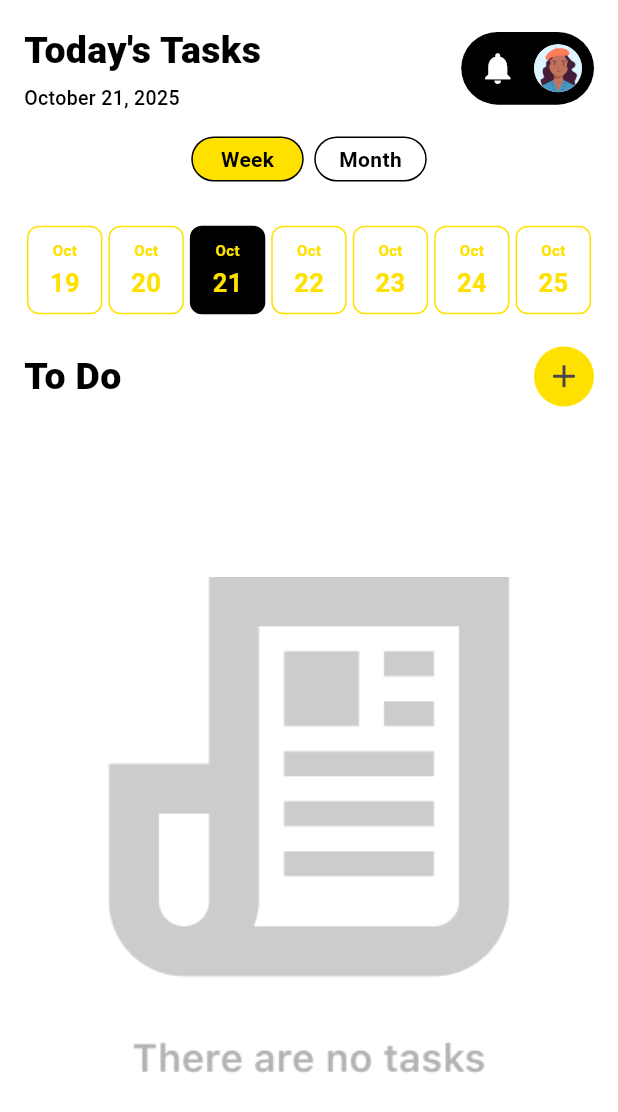
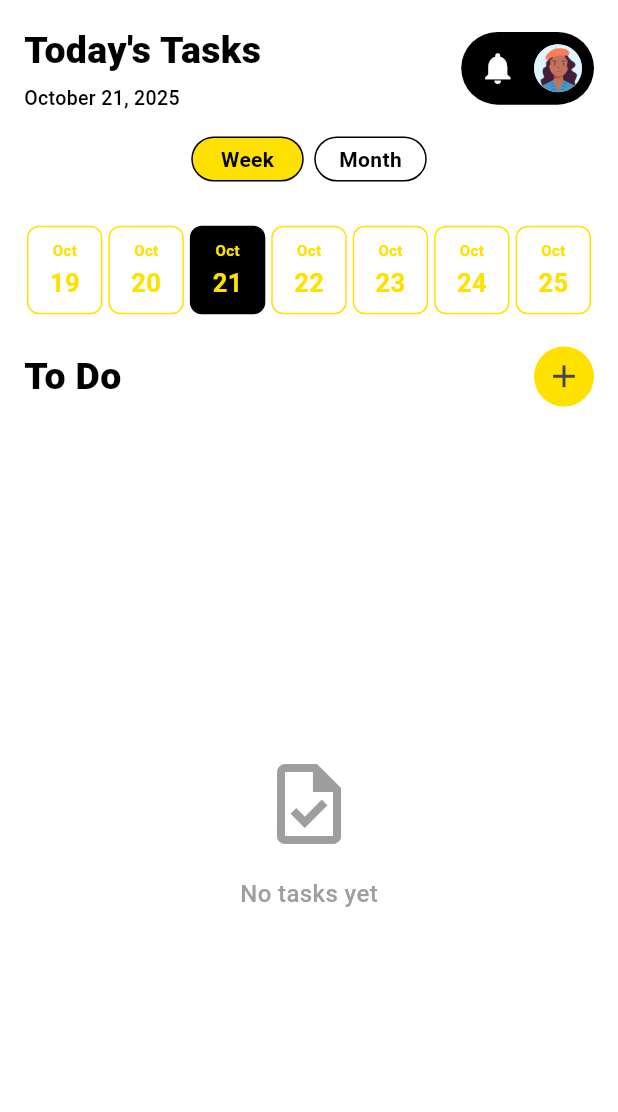
Before and after one commit to dipwaaaa/Orient, a Flutter app: the TaskScreen screen opened directly, on a phone screen of 412 x 824 dp. Shown: the top 1112 px of the screen. Run offline on Flutter 3.47's test engine with Material 3 defaults, Android fonts, the light colour scheme and no system bars; our stand-ins replace cloud_firestore, file_picker, firebase_auth, firebase_core, firebase_storage, google_sign_in and 1 more; missing offline and left inert: encrypt; accounts and stored records are empty; generated files the repository leaves out were written again; Roboto replaces fonts that are missing (SF Pro).

Commit message:
perbaiki task screen

```diff
--- a/lib/screen/home/task/TaskPageScreen.dart
+++ b/lib/screen/home/task/TaskPageScreen.dart
@@ -8,8 +8,8 @@ import '../../../service/auth_service.dart';
 import 'package:intl/intl.dart';
 
 class TaskScreen extends StatefulWidget {
-  final String? eventId; // Tambahkan parameter eventId
-  final String? eventName; // Tambahkan parameter eventName (optional)
+  final String? eventId;
+  final String? eventName;
 
   const TaskScreen({super.key, this.eventId, this.eventName});
 
@@ -23,8 +23,8 @@ class _TaskScreenState extends State<TaskScreen> {
   final FirebaseFirestore _firestore = FirebaseFirestore.instance;
 
   String _username = 'User';
-  String? _selectedEventId; // Simpan eventId yang dipilih
-  String _selectedEventName = ''; // Simpan nama event
+  String? _selectedEventId;
+  String _selectedEventName = '';
   bool _isWeekView = true;
   DateTime _selectedDate = DateTime.now();
   DateTime _currentMonth = DateTime.now();
@@ -34,11 +34,11 @@ class _TaskScreenState extends State<TaskScreen> {
   @override
   void initState() {
     super.initState();
-    _selectedEventId = widget.eventId; // Ambil eventId dari parameter
-    _selectedEventName = widget.eventName ?? ''; // Ambil eventName dari parameter
+    _selectedEventId = widget.eventId;
+    _selectedEventName = widget.eventName ?? '';
     _loadUserData();
     if (_selectedEventId != null && _selectedEventName.isEmpty) {
-      _loadEventName(); // Load nama event jika belum ada
+      _loadEventName();
     }
   }
 
@@ -245,7 +245,9 @@ class _TaskScreenState extends State<TaskScreen> {
 
             Expanded(
               child: Container(
-                decoration: _isWeekView ? null : BoxDecoration(
+                decoration: _isWeekView
+                    ? null
+                    : BoxDecoration(
                   color: Colors.black,
                   borderRadius: BorderRadius.only(
                     topLeft: Radius.circular(30),
@@ -283,7 +285,7 @@ class _TaskScreenState extends State<TaskScreen> {
                                   context,
                                   MaterialPageRoute(
                                     builder: (context) => AddTaskPage(
-                                      eventId: _selectedEventId, // Kirim eventId ke AddTaskPage
+                                      eventId: _selectedEventId,
                                     ),
                                   ),
                                 );
@@ -297,73 +299,10 @@ class _TaskScreenState extends State<TaskScreen> {
                       ),
                     ),
                     Expanded(
-                      child: StreamBuilder<QuerySnapshot>(
-                        stream: _selectedEventId != null
-                            ? FirebaseFirestore.instance
-                            .collection('tasks')
-                            .where('eventId', isEqualTo: _selectedEventId) // Filter berdasarkan eventId
-                            .where('dueDate', isGreaterThanOrEqualTo: Timestamp.fromDate(
-                            DateTime(_selectedDate.year, _selectedDate.month, _selectedDate.day)))
-                            .where('dueDate', isLessThan: Timestamp.fromDate(
-                            DateTime(_selectedDate.year, _selectedDate.month, _selectedDate.day + 1)))
-                            .snapshots()
-                            : FirebaseFirestore.instance
-                            .collection('tasks')
-                            .where('dueDate', isGreaterThanOrEqualTo: Timestamp.fromDate(
-                            DateTime(_selectedDate.year, _selectedDate.month, _selectedDate.day)))
-                            .where('dueDate', isLessThan: Timestamp.fromDate(
-                            DateTime(_selectedDate.year, _selectedDate.month, _selectedDate.day + 1)))
-                            .snapshots(),
-                        builder: (context, snapshot) {
-                          final hasTasks = snapshot.hasData && snapshot.data!.docs.isNotEmpty;
-
-                          return Stack(
-                            children: [
-                              // Background Image - hanya tampil jika TIDAK ada tasks
-                              if (!hasTasks)
-                                Positioned.fill(
-                                  child: Center(
-                                    child: Image.asset(
-                                      _isWeekView
-                                          ? 'assets/image/NoTaskImage.png'
-                                          : 'assets/image/NoTaskImage2.png',
-                                      fit: BoxFit.contain,
-                                      errorBuilder: (context, error, stackTrace) {
-                                        return Column(
-                                          mainAxisAlignment: MainAxisAlignment.center,
-                                          children: [
-                                            Icon(
-                                              Icons.task_outlined,
-                                              size: 64,
-                                              color: _isWeekView ? Colors.grey : Colors.white.withOpacity(0.5),
-                                            ),
-                                            SizedBox(height: 16),
-                                            Text(
-                                              'No tasks for this date',
-                                              style: TextStyle(
-                                                color: _isWeekView ? Colors.grey : Colors.white,
-                                                fontSize: 16,
-                                                fontFamily: 'SF Pro',
-                                                fontWeight: FontWeight.w500,
-                                              ),
-                                            ),
-                                          ],
-                                        );
-                                      },
-                                    ),
-                                  ),
-                                ),
-
-                              // Task List - tampil jika ada tasks
-                              if (hasTasks)
-                                TaskListWidget(
-                                  eventId: _selectedEventId, // Kirim eventId ke TaskListWidget
-                                  filterDate: _selectedDate,
-                                  showInBlackBackground: !_isWeekView,
-                                ),
-                            ],
-                          );
-                        },
+                      child: TaskListWidget(
+                        eventId: _selectedEventId,
+                        filterDate: _selectedDate,
+                        showInBlackBackground: !_isWeekView,
                       ),
                     ),
                   ],
@@ -445,10 +384,14 @@ class _TaskScreenState extends State<TaskScreen> {
                       margin: EdgeInsets.symmetric(horizontal: 2),
                       padding: EdgeInsets.symmetric(vertical: 8),
                       decoration: BoxDecoration(
-                        color: isToday ? Colors.black : (isSelected ? Color(0xFFFFE100) : Colors.white),
+                        color: isToday
+                            ? Colors.black
+                            : (isSelected ? Color(0xFFFFE100) : Colors.white),
                         borderRadius: BorderRadius.circular(8),
                         border: Border.all(
-                          color: isToday ? Colors.black : (isSelected ? Color(0xFFFFE100) : Color(0xFFFFE100)),
+                          color: isToday
+                              ? Colors.black
+                              : (isSelected ? Color(0xFFFFE100) : Color(0xFFFFE100)),
                           width: 1,
                         ),
                       ),
@@ -458,7 +401,9 @@ class _TaskScreenState extends State<TaskScreen> {
                           Text(
                             monthShort,
                             style: TextStyle(
-                              color: isToday ? Color(0xFFFFE100) : (isSelected ? Colors.black : Color(0xFFFFE100)),
+                              color: isToday
+                                  ? Color(0xFFFFE100)
+                                  : (isSelected ? Colors.black : Color(0xFFFFE100)),
                               fontSize: 10,
                               fontFamily: 'SF Pro',
                               fontWeight: FontWeight.w600,
@@ -468,7 +413,9 @@ class _TaskScreenState extends State<TaskScreen> {
                           Text(
                             '${date.day}',
                             style: TextStyle(
-                              color: isToday ? Color(0xFFFFE100) : (isSelected ? Colors.black : Color(0xFFFFE100)),
+                              color: isToday
+                                  ? Color(0xFFFFE100)
+                                  : (isSelected ? Colors.black : Color(0xFFFFE100)),
                               fontSize: 17,
                               fontFamily: 'SF Pro',
                               fontWeight: FontWeight.w700,
@@ -496,7 +443,6 @@ class _TaskScreenState extends State<TaskScreen> {
       padding: EdgeInsets.symmetric(horizontal: 16),
       child: Column(
         children: [
-          // Month Header with black background buttons
           Row(
             mainAxisAlignment: MainAxisAlignment.spaceBetween,
             children: [
@@ -548,11 +494,10 @@ class _TaskScreenState extends State<TaskScreen> {
             ],
           ),
           SizedBox(height: 8),
-
-          // Week Days Header
           Row(
             mainAxisAlignment: MainAxisAlignment.spaceAround,
-            children: weekDays.map((day) => Expanded(
+            children: weekDays
+                .map((day) => Expanded(
               child: Center(
                 child: Text(
                   day,
@@ -564,11 +509,10 @@ class _TaskScreenState extends State<TaskScreen> {
                   ),
                 ),
               ),
-            )).toList(),
+            ))
+                .toList(),
           ),
           SizedBox(height: 8),
-
-          // Calendar Grid
           GridView.builder(
             shrinkWrap: true,
             physics: NeverScrollableScrollPhysics(),
```
